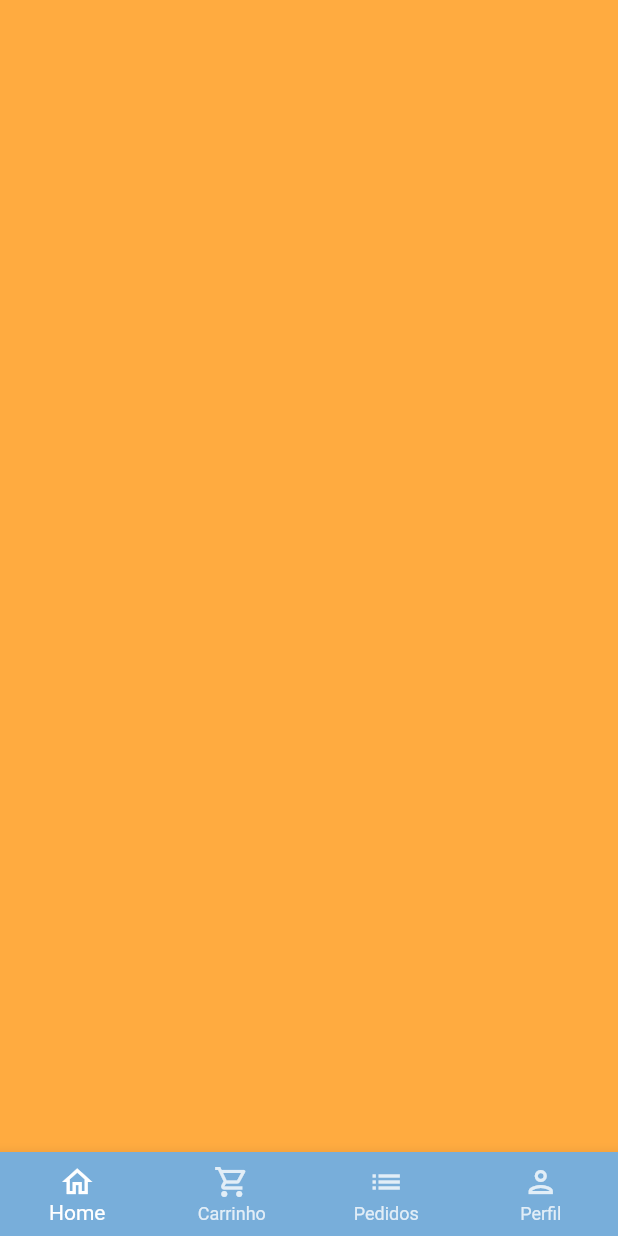
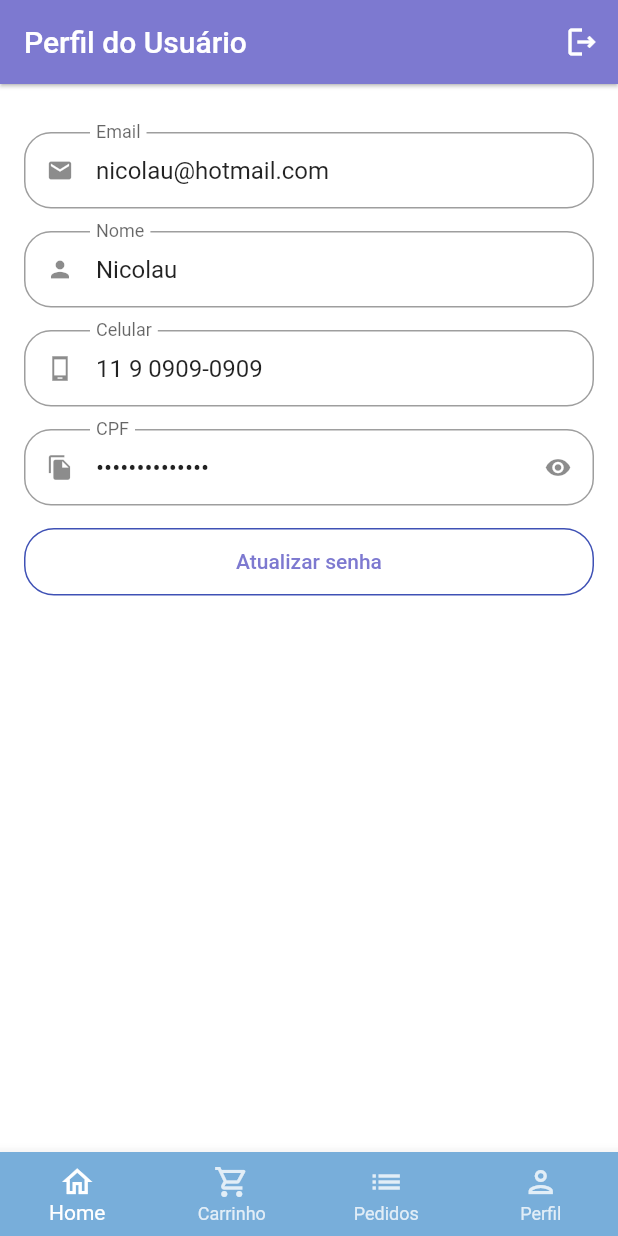
Before and after one commit to Estevao-Nicolau/LojaVirtual, a Flutter app: the BaseScreen screen opened directly, swiped to page 4, on a phone screen of 412 x 824 dp. Run offline on Flutter 3.47's test engine with Material 2 defaults, Android fonts, the phone set to English and light mode, and no system bars; our stand-ins replace animated_text_kit, badges, firebase_core, mask_text_input_formatter; accounts and stored records are empty; network calls fail.

Commit message:
:iphone:profile

```diff
--- a/lib/src/config/app_data.dart
+++ b/lib/src/config/app_data.dart
@@ -1,5 +1,6 @@
 import 'package:lojavirtual/src/models/cart_item_model.dart';
 import 'package:lojavirtual/src/models/item_model.dart';
+import 'package:lojavirtual/src/models/user_model.dart';
 
 // Relógio
 ItemModel watch = ItemModel(
@@ -98,3 +99,11 @@ List<CartItemModel> cartItems = [
     quantity: 10,
   )
 ];
+
+UserModel user = UserModel(
+  name: 'Nicolau',
+  email: 'nicolau@hotmail.com',
+  phone: '11 9 0909-0909',
+  password: '123456',
+  cpf: '356.956.267-88',
+);
--- /dev/null
+++ b/lib/src/models/user_model.dart
@@ -0,0 +1,15 @@
+class UserModel {
+  String name;
+  String email;
+  String phone;
+  String cpf;
+  String password;
+
+  UserModel({
+    required this.name,
+    required this.email,
+    required this.phone,
+    required this.password,
+    required this.cpf,
+  });
+}
--- a/lib/src/pages/auth/sign_in_screen.dart
+++ b/lib/src/pages/auth/sign_in_screen.dart
@@ -1,7 +1,7 @@
 import 'package:animated_text_kit/animated_text_kit.dart';
 import 'package:flutter/material.dart';
 import 'package:lojavirtual/src/config/theme_colors.dart';
-import 'package:lojavirtual/src/pages/auth/components/custom_text_form_field.dart';
+import 'package:lojavirtual/src/pages/common_widgets/custom_text_form_field.dart';
 import 'package:lojavirtual/src/pages/auth/sign_up_sreen.dart';
 import 'package:lojavirtual/src/pages/base/base_screen.dart';
 
--- a/lib/src/pages/auth/sign_up_sreen.dart
+++ b/lib/src/pages/auth/sign_up_sreen.dart
@@ -1,6 +1,6 @@
 import 'package:flutter/material.dart';
 import 'package:lojavirtual/src/config/theme_colors.dart';
-import 'package:lojavirtual/src/pages/auth/components/custom_text_form_field.dart';
+import 'package:lojavirtual/src/pages/common_widgets/custom_text_form_field.dart';
 import 'package:mask_text_input_formatter/mask_text_input_formatter.dart';
 
 class SignUpScreen extends StatelessWidget {
--- a/lib/src/pages/base/base_screen.dart
+++ b/lib/src/pages/base/base_screen.dart
@@ -2,6 +2,7 @@ import 'package:flutter/material.dart';
 import 'package:lojavirtual/src/config/theme_colors.dart';
 import 'package:lojavirtual/src/pages/cart/cart_tab.dart';
 import 'package:lojavirtual/src/pages/home/home_tab.dart';
+import 'package:lojavirtual/src/pages/profile/profile_tab.dart';
 
 class BaseScreen extends StatefulWidget {
   BaseScreen({Key? key}) : super(key: key);
@@ -23,8 +24,8 @@ class _BaseScreenState extends State<BaseScreen> {
         children: [
           HomeTab(),
           CartTab(),
-          Container(color: Colors.greenAccent),
           Container(color: Colors.orangeAccent),
+          ProfileTab(),
         ],
       ),
       bottomNavigationBar: BottomNavigationBar(
--- a/lib/src/pages/auth/components/custom_text_form_field.dart
+++ b/lib/src/pages/common_widgets/custom_text_form_field.dart
@@ -12,6 +12,8 @@ class CustomFormTextField extends StatefulWidget {
 
     this.isDense,
     this.isSecret = false,
+    this.initialValue,
+    this.readOnly = false,
     // required this.validator,
   }) : super(key: key);
 
@@ -23,7 +25,8 @@ class CustomFormTextField extends StatefulWidget {
   final bool? isDense;
   final List<TextInputFormatter>? inputFormatters;
   // final TextEditingController? controller;
-
+  final String? initialValue;
+  final bool readOnly;
 
   @override
   State<CustomFormTextField> createState() => _CustomFormTextFieldState();
@@ -43,6 +46,8 @@ class _CustomFormTextFieldState extends State<CustomFormTextField> {
     return Padding(
       padding: const EdgeInsets.only(bottom: 15),
       child: TextFormField(
+        readOnly: widget.readOnly,
+        initialValue: widget.initialValue,
         inputFormatters: widget.inputFormatters,
         // controller: widget.controller,
         obscureText: isObscure,
--- /dev/null
+++ b/lib/src/pages/profile/profile_tab.dart
@@ -0,0 +1,96 @@
+import 'package:flutter/material.dart';
+import 'package:flutter/src/foundation/key.dart';
+import 'package:flutter/src/widgets/framework.dart';
+import 'package:lojavirtual/src/config/theme_colors.dart';
+import 'package:lojavirtual/src/pages/common_widgets/custom_text_form_field.dart';
+import 'package:mask_text_input_formatter/mask_text_input_formatter.dart';
+import 'package:lojavirtual/src/config/app_data.dart' as app;
+
+class ProfileTab extends StatelessWidget {
+  ProfileTab({Key? key}) : super(key: key);
+
+  final cpfFormatter = MaskTextInputFormatter(
+    mask: '###.###.###-##',
+    filter: {'#': RegExp(r'[0-9]')},
+  );
+
+  final phoneFormatter = MaskTextInputFormatter(
+    mask: '## # ####-####',
+    filter: {'#': RegExp(r'[0-9]')},
+  );
+
+  @override
+  Widget build(BuildContext context) {
+    return Scaffold(
+      appBar: AppBar(
+        title: const Text('Perfil do Usuário'),
+        actions: [
+          IconButton(
+            onPressed: () {},
+            icon: const Icon(Icons.logout_outlined),
+          )
+        ],
+      ),
+      body: ListView(
+        physics: const BouncingScrollPhysics(),
+        padding: const EdgeInsets.fromLTRB(16, 32, 16, 16),
+        children: [
+          // Email
+          CustomFormTextField(
+            readOnly: true,
+            initialValue: app.user.email,
+            icon: Icons.email,
+            label: "Email",
+            isDense: true,
+            keyType: TextInputType.emailAddress,
+          ),
+          // Nome
+          CustomFormTextField(
+            readOnly: true,
+            initialValue: app.user.name,
+            icon: Icons.person,
+            label: "Nome",
+            isDense: true,
+            keyType: TextInputType.name,
+          ),
+          // Celular
+          CustomFormTextField(
+            readOnly: true,
+            initialValue: app.user.phone,
+            icon: Icons.phone_android_sharp,
+            label: "Celular",
+            isDense: true,
+            keyType: TextInputType.number,
+            // inputFormatters: [phoneFormatter],
+          ),
+          // CPF
+          CustomFormTextField(
+            readOnly: true,
+            initialValue: app.user.cpf,
+            icon: Icons.file_copy,
+            label: "CPF",
+            isSecret: true,
+            // inputFormatters: [cpfFormatter],
+            isDense: true,
+            keyType: TextInputType.number,
+          ),
+
+          // Botão para atualizar
+          SizedBox(
+            height: 45,
+            child: OutlinedButton(
+              style: OutlinedButton.styleFrom(
+                side:  BorderSide(
+                  color:  CustomColors.customContrastColorLogo
+                ),
+                  shape: RoundedRectangleBorder(
+                      borderRadius: BorderRadius.circular(20))),
+              onPressed: () {},
+              child: Text('Atualizar senha'),
+            ),
+          )
+        ],
+      ),
+    );
+  }
+}
```
